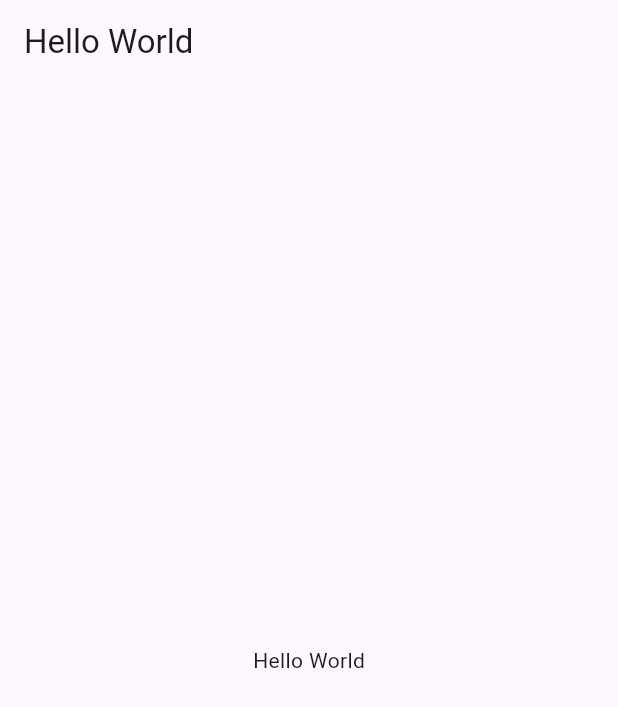
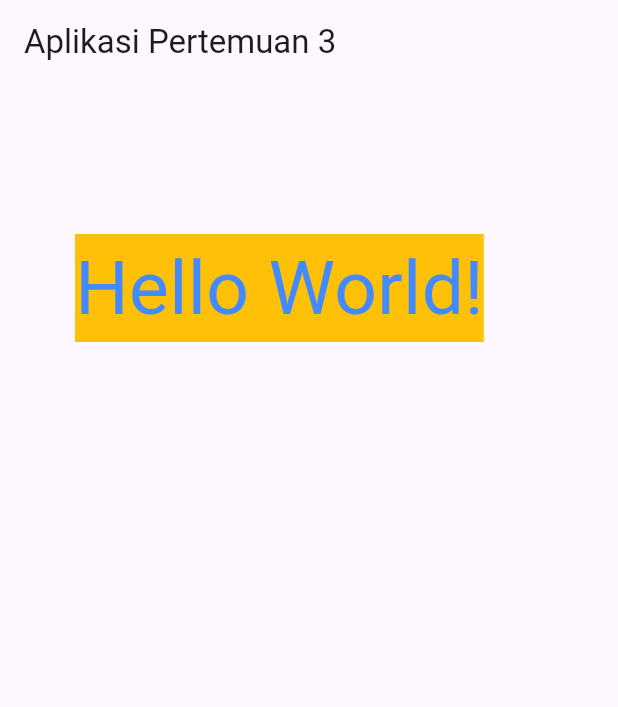
Before and after one commit to natasyaaresta/21102118_TI3_ppb2324-2, a Flutter app: the screen it shows after launch, on a phone screen of 412 x 824 dp. Shown: the top 707 px of the screen. Run offline on Flutter 3.47's test engine with Material 3 defaults, Android fonts, the phone set to English and light mode, and no system bars.

Commit message:
praktikum_03

```diff
--- a/praktikum_03/lib/main.dart
+++ b/praktikum_03/lib/main.dart
@@ -4,15 +4,24 @@ void main() {
 }
 class MyApp extends StatelessWidget {
   const MyApp({Key? key}) : super(key: key);
+
   @override
   Widget build(BuildContext context) {
     return MaterialApp(
       home: Scaffold(
         appBar: AppBar(
-          title: Text('Hello World'),
+          title: Text('Aplikasi Pertemuan 3'),
         ),
-        body: Center(
-          child: Text('Hello World'),
+        body: Container(
+          margin: EdgeInsets.only(top: 100, left: 50),
+          color: Colors.amber,
+          child: Text(
+            "Hello World!",
+            style: TextStyle(
+              color: Colors.blueAccent,
+              fontSize: 50,
+            ),
+          ),
         ),
       ),
     );
```
